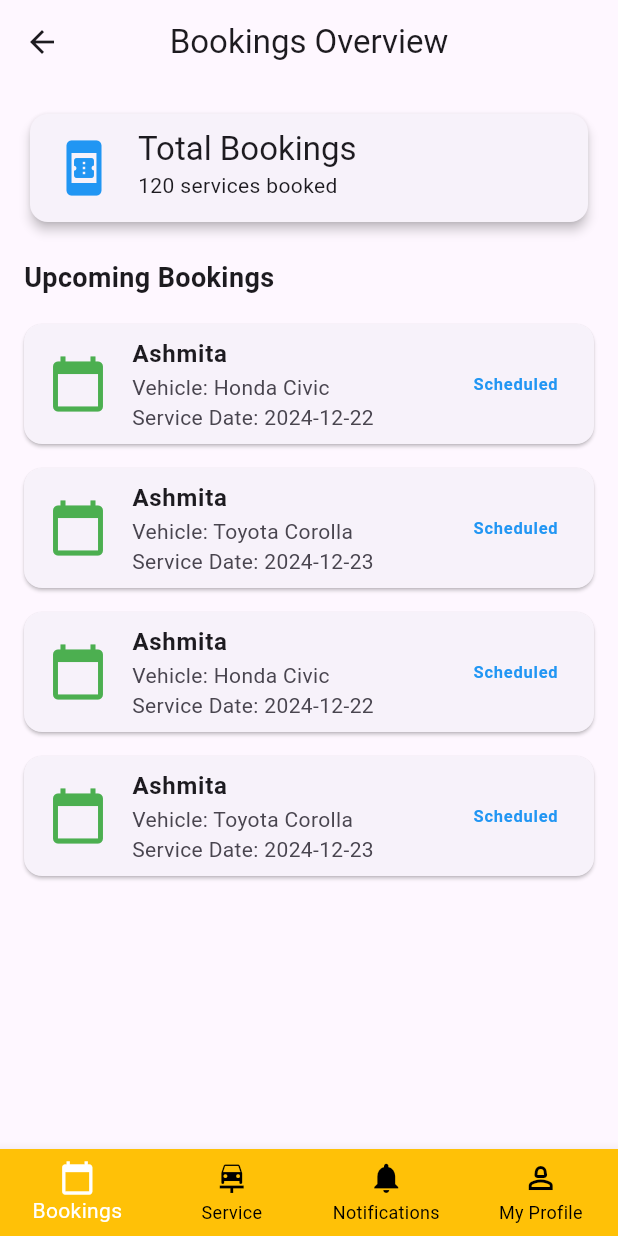
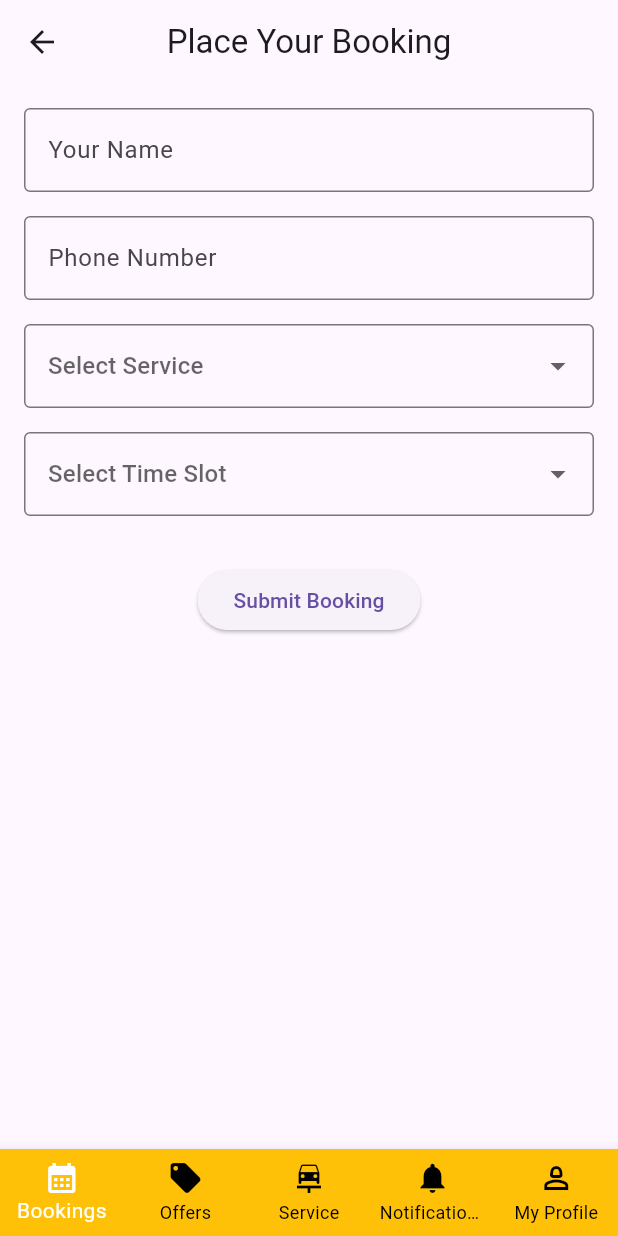
Before and after one commit to Ashmita124/service_dhukka, a Flutter app: the Dashboard screen opened by its route, on a phone screen of 412 x 824 dp. Run offline on Flutter 3.47's test engine with Material 3 defaults, Android fonts, the phone set to English and light mode, and no system bars; our stand-ins replace lottie.

Commit message:
Updated Offer page

```diff
--- a/lib/view/button_screen/booking.dart
+++ b/lib/view/button_screen/booking.dart
@@ -1,115 +1,143 @@
 import 'package:flutter/material.dart';
 
-class BookingPage extends StatelessWidget {
-  BookingPage({super.key}); // Removed 'const' because of non-constant data.
+class UserBookingPage extends StatefulWidget {
+  const UserBookingPage({super.key});
 
-  // Sample data for bookings
-  final List<Map<String, String>> upcomingBookings = [
-    {
-      'customerName': 'Ashmita',
-      'vehicle': 'Honda Civic',
-      'serviceDate': '2024-12-22',
-      'status': 'Scheduled',
-    },
-    {
-      'customerName': 'Ashmita',
-      'vehicle': 'Toyota Corolla',
-      'serviceDate': '2024-12-23',
-      'status': 'Scheduled',
-    },
-    {
-      'customerName': 'Ashmita',
-      'vehicle': 'Honda Civic',
-      'serviceDate': '2024-12-22',
-      'status': 'Scheduled',
-    },
-    {
-      'customerName': 'Ashmita',
-      'vehicle': 'Toyota Corolla',
-      'serviceDate': '2024-12-23',
-      'status': 'Scheduled',
-    },
+  @override
+  State<UserBookingPage> createState() => _UserBookingPageState();
+}
 
-  ];
+class _UserBookingPageState extends State<UserBookingPage> {
+  // Variables to store customer inputs
+  String? _selectedService;
+  String? _selectedTimeSlot;
+  final _nameController = TextEditingController();
+  final _phoneController = TextEditingController();
 
-  final int totalBookings = 120;
+  // Sample services and time slots
+  final List<String> _services = ['Car Wash', 'Oil Change', 'Tire Checkup', 'Brake Repair'];
+  final List<String> _timeSlots = ['9:00 AM', '12:00 PM', '3:00 PM', '6:00 PM'];
+
+  // Function to handle the booking
+  void _submitBooking() {
+    if (_selectedService != null && _selectedTimeSlot != null && _nameController.text.isNotEmpty && _phoneController.text.isNotEmpty) {
+      // Process the booking here, for example, save to a database or send to an API.
+      showDialog(
+        context: context,
+        builder: (context) => AlertDialog(
+          title: const Text('Booking Confirmed'),
+          content: Text(
+            'Thank you, ${_nameController.text}!\nYour ${_selectedService} has been booked for ${_selectedTimeSlot}. We will contact you shortly at ${_phoneController.text}.',
+          ),
+          actions: [
+            TextButton(
+              onPressed: () {
+                Navigator.of(context).pop();
+              },
+              child: const Text('OK'),
+            ),
+          ],
+        ),
+      );
+    } else {
+      // Show a warning if some fields are missing
+      showDialog(
+        context: context,
+        builder: (context) => AlertDialog(
+          title: const Text('Missing Information'),
+          content: const Text('Please fill out all fields before booking.'),
+          actions: [
+            TextButton(
+              onPressed: () {
+                Navigator.of(context).pop();
+              },
+              child: const Text('OK'),
+            ),
+          ],
+        ),
+      );
+    }
+  }
 
   @override
   Widget build(BuildContext context) {
     return Scaffold(
       appBar: AppBar(
-        title: const Text('Bookings Overview'),
+        title: const Text('Place Your Booking'),
         centerTitle: true,
       ),
       body: Padding(
         padding: const EdgeInsets.all(16.0),
-        child: Column(
-          crossAxisAlignment: CrossAxisAlignment.start,
+        child: ListView(
           children: [
-            // Total Bookings Section
-            Card(
-              elevation: 3,
-              child: ListTile(
-                leading: const Icon(
-                  Icons.book_online,
-                  color: Colors.blue,
-                  size: 40,
-                ),
-                title: Text(
-                  'Total Bookings',
-                  style: Theme.of(context).textTheme.titleLarge,
-                ),
-                subtitle: Text(
-                  '$totalBookings services booked',
-                  style: Theme.of(context).textTheme.bodyMedium,
-                ),
+            // Customer's name
+            TextFormField(
+              controller: _nameController,
+              decoration: const InputDecoration(
+                labelText: 'Your Name',
+                border: OutlineInputBorder(),
               ),
             ),
-            const SizedBox(height: 20),
+            const SizedBox(height: 16),
 
-            // Upcoming Bookings Section
-            const Text(
-              'Upcoming Bookings',
-              style: TextStyle(
-                fontSize: 18,
-                fontWeight: FontWeight.bold,
+            // Customer's phone number
+            TextFormField(
+              controller: _phoneController,
+              keyboardType: TextInputType.phone,
+              decoration: const InputDecoration(
+                labelText: 'Phone Number',
+                border: OutlineInputBorder(),
               ),
             ),
-            const SizedBox(height: 10),
-            Expanded(
-              child: ListView.builder(
-                itemCount: upcomingBookings.length,
-                itemBuilder: (context, index) {
-                  final booking = upcomingBookings[index];
-                  return Card(
-                    margin: const EdgeInsets.symmetric(vertical: 8),
-                    child: ListTile(
-                      leading: const Icon(
-                        Icons.calendar_today,
-                        color: Colors.green,
-                        size: 40,
-                      ),
-                      title: Text(
-                        booking['customerName'] ?? '',
-                        style: const TextStyle(fontWeight: FontWeight.bold),
-                      ),
-                      subtitle: Column(
-                        crossAxisAlignment: CrossAxisAlignment.start,
-                        children: [
-                          Text('Vehicle: ${booking['vehicle']}'),
-                          Text('Service Date: ${booking['serviceDate']}'),
-                        ],
-                      ),
-                      trailing: Text(
-                        booking['status'] ?? '',
-                        style: const TextStyle(
-                          color: Colors.blue,
-                          fontWeight: FontWeight.bold,
-                        ),
-                      ),
-                    ),
-                  );
-                },
+            const SizedBox(height: 16),
+
+            // Dropdown to select the service
+            DropdownButtonFormField<String>(
+              value: _selectedService,
+              hint: const Text('Select Service'),
+              onChanged: (value) {
+                setState(() {
+                  _selectedService = value;
+                });
+              },
+              items: _services.map((service) {
+                return DropdownMenuItem<String>(
+                  value: service,
+                  child: Text(service),
+                );
+              }).toList(),
+              decoration: const InputDecoration(
+                border: OutlineInputBorder(),
+              ),
+            ),
+            const SizedBox(height: 16),
+
+            // Dropdown to select the time slot
+            DropdownButtonFormField<String>(
+              value: _selectedTimeSlot,
+              hint: const Text('Select Time Slot'),
+              onChanged: (value) {
+                setState(() {
+                  _selectedTimeSlot = value;
+                });
+              },
+              items: _timeSlots.map((timeSlot) {
+                return DropdownMenuItem<String>(
+                  value: timeSlot,
+                  child: Text(timeSlot),
+                );
+              }).toList(),
+              decoration: const InputDecoration(
+                border: OutlineInputBorder(),
+              ),
+            ),
+            const SizedBox(height: 32),
+
+            // Button to confirm the booking
+            Center(
+              child: ElevatedButton(
+                onPressed: _submitBooking,
+                child: const Text('Submit Booking'),
               ),
             ),
           ],
--- a/lib/view/dashboard_view.dart
+++ b/lib/view/dashboard_view.dart
@@ -1,6 +1,7 @@
 import 'package:flutter/material.dart';
 import 'package:service_dhukka/view/button_screen/booking.dart';
 import 'package:service_dhukka/view/button_screen/notification.dart';
+import 'package:service_dhukka/view/button_screen/offer.dart';
 import 'package:service_dhukka/view/button_screen/profile.dart';
 import 'package:service_dhukka/view/button_screen/service_history.dart';
 
@@ -15,7 +16,8 @@ class _DashboardState extends State<Dashboard> {
   int _selectedIndex = 0;
 
   final List<Widget> lstBottomScreen = [
-    BookingPage(),
+    UserBookingPage(),
+    OffersPage(),
     ServiceHistoryPage(),
     NotificationsPage(),
     CustomerProfilePage(),
@@ -37,9 +39,13 @@ class _DashboardState extends State<Dashboard> {
           });
         },
         items: const [
+           BottomNavigationBarItem(
+            icon: Icon(Icons.calendar_month),
+            label: 'Bookings',
+          ),
           BottomNavigationBarItem(
-            icon: Icon(Icons.calendar_today),
-            label: 'Bookings',
+            icon: Icon(Icons.local_offer_rounded),
+            label: 'Offers',
           ),
           BottomNavigationBarItem(
             icon: Icon(Icons.car_repair),
```
Also changed, not shown: lib/view/button_screen/offer.dart (added, +63 -0 lines).
